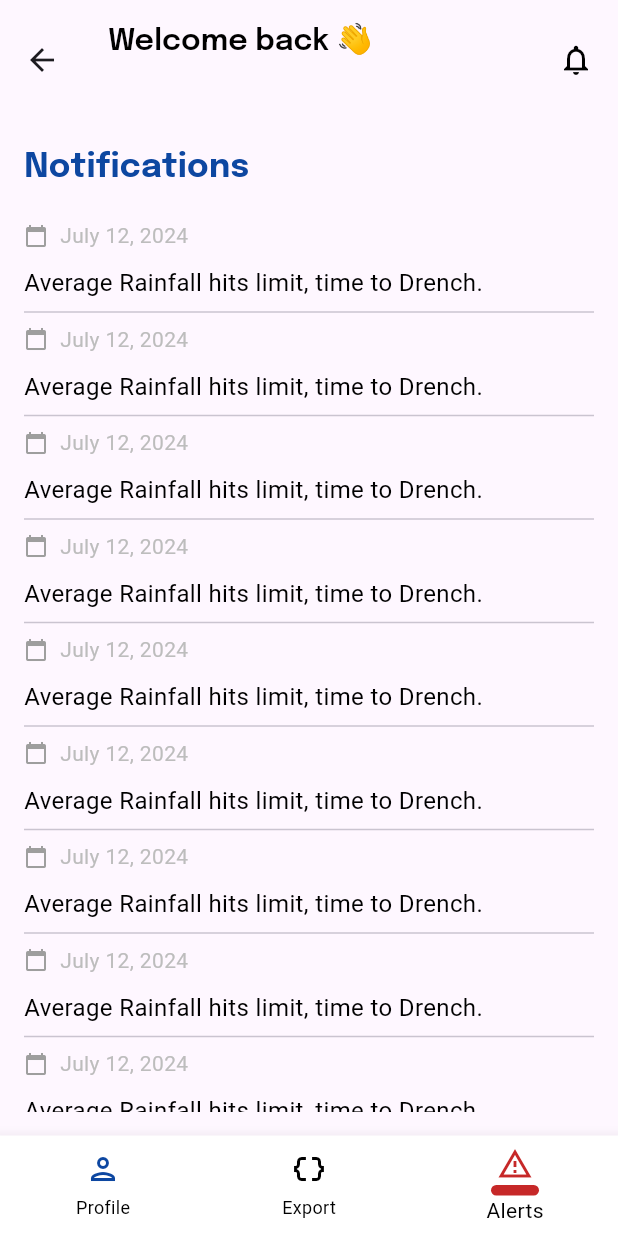
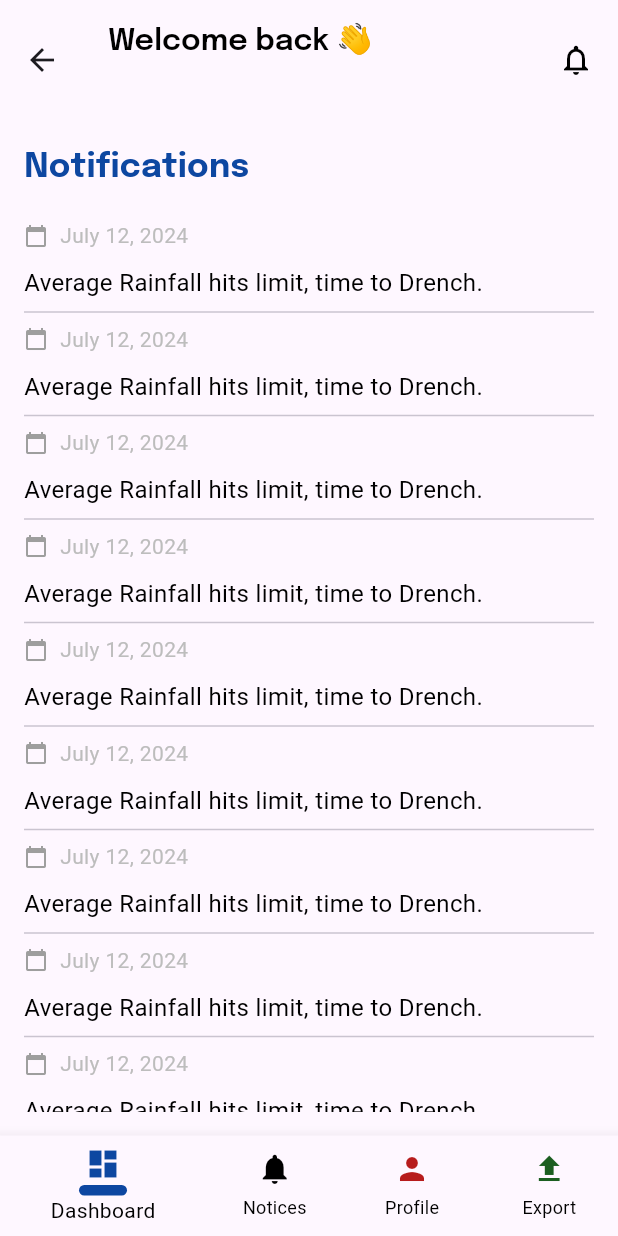
Before and after one commit to mn-nao-ren/drenchmate1017, a Flutter app: the NotificationScreen screen opened by its route, on a phone screen of 412 x 824 dp. Run offline on Flutter 3.47's test engine with Material 3 defaults, Android fonts, the phone set to English and light mode, and no system bars; our stand-ins replace bloc, cloud_firestore, firebase_auth, firebase_core, flutter_local_notifications, google_fonts and 2 more; accounts and stored records are empty.

```diff
--- /dev/null
+++ b/lib/business_logic/state/navbar_state.dart
@@ -0,0 +1,11 @@
+import 'package:flutter/material.dart';
+
+class NavbarState with ChangeNotifier {
+  int _selectedIndex = 0;
+  int get selectedIndex => _selectedIndex;
+
+  void setIndex(int index) {
+    _selectedIndex = index;
+    notifyListeners();
+  }
+}
--- a/lib/presentation/components/bottom_navigation_bar.dart
+++ b/lib/presentation/components/bottom_navigation_bar.dart
@@ -1,22 +1,63 @@
 import 'package:flutter/material.dart';
+import 'package:provider/provider.dart';
+import 'package:drenchmate_2024/business_logic/state/navbar_state.dart';
 
-class MyNavigationBar extends StatefulWidget {
-  final int currentIndex;
-  final Function(int) onItemTapped;
+class MyNavigationBar extends StatelessWidget {
+  @override
+  Widget build(BuildContext context) {
+    return Consumer<NavbarState>(
+      builder: (context, navbarState, child) {
+        return BottomNavigationBar(
+          currentIndex: navbarState.selectedIndex,
+          backgroundColor: Colors.white,
+          selectedItemColor: Colors.black,
+          unselectedItemColor: Colors.black,
+          onTap: (index) {
+            navbarState.setIndex(index);
+            _onItemTapped(context, index);
+          },
+          showUnselectedLabels: true,
+          items: [
+            _buildNavigationBarItem(
+              context: context,
+              index: 0,
+              icon: Icons.dashboard,
+              label: 'Dashboard',
+              color: Colors.blue.shade900,
+              selectedColor: Colors.blue.shade900,
+            ),
+            _buildNavigationBarItem(
+              context: context,
+              index: 1,
+              icon: Icons.notifications,
+              label: 'Notices',
+              color: Colors.black,
+              selectedColor: Colors.black,
+            ),
+            _buildNavigationBarItem(
+              context: context,
+              index: 2,
+              icon: Icons.person,
+              label: 'Profile',
+              color: Colors.red.shade900,
+              selectedColor: Colors.red.shade800,
+            ),
+            _buildNavigationBarItem(
+              context: context,
+              index: 3,
+              icon: Icons.file_upload,
+              label: 'Export',
+              color: Colors.green.shade900,
+              selectedColor: Colors.green.shade800,
+            ),
+          ],
+        );
+      },
+    );
+  }
 
-  const MyNavigationBar({
-    super.key,
-    required this.currentIndex,
-    required this.onItemTapped,
-  });
-
-  @override
-  _MyNavigationBarState createState() => _MyNavigationBarState();
-}
-
-class _MyNavigationBarState extends State<MyNavigationBar> {
-  /* class method */
   BottomNavigationBarItem _buildNavigationBarItem({
+    required BuildContext context,
     required int index,
     required IconData icon,
     required String label,
@@ -30,10 +71,10 @@ class _MyNavigationBarState extends State<MyNavigationBar> {
         children: [
           Icon(
             icon,
-            color: widget.currentIndex == index ? selectedColor : color,
+            color: Provider.of<NavbarState>(context, listen: false).selectedIndex == index ? selectedColor : color,
           ),
           const SizedBox(height: 2),
-          if (widget.currentIndex == index)
+          if (Provider.of<NavbarState>(context, listen: false).selectedIndex == index)
             SizedBox(
               height: 7,
               width: 32,
@@ -49,38 +90,20 @@ class _MyNavigationBarState extends State<MyNavigationBar> {
     );
   }
 
-  @override
-  Widget build(BuildContext context) {
-    return BottomNavigationBar(
-      currentIndex: widget.currentIndex,
-      backgroundColor: Colors.white,
-      selectedItemColor: Colors.black,
-      unselectedItemColor: Colors.black,
-      onTap: widget.onItemTapped,
-      showUnselectedLabels: true,
-      items: [
-        _buildNavigationBarItem(
-          index: 0,
-          icon: Icons.person_outlined,
-          label: 'Profile',
-          color: Colors.blue.shade900,
-          selectedColor: Colors.blue.shade900,
-        ),
-        _buildNavigationBarItem(
-          index: 1,
-          icon: Icons.data_object_outlined,
-          label: 'Export',
-          color: Colors.black,
-          selectedColor: Colors.black,
-        ),
-        _buildNavigationBarItem(
-          index: 2,
-          icon: Icons.warning_amber_outlined,
-          label: 'Alerts',
-          color: Colors.red.shade900,
-          selectedColor: Colors.red.shade800,
-        ),
-      ],
-    );
+  void _onItemTapped(BuildContext context, int index) {
+    switch (index) {
+      case 0:
+        Navigator.pushReplacementNamed(context, 'dashboard_screen');
+        break;
+      case 1:
+        Navigator.pushReplacementNamed(context, 'notification_screen');
+        break;
+      case 2:
+        Navigator.pushReplacementNamed(context, 'create_profile_screen');
+        break;
+      case 3:
+        Navigator.pushReplacementNamed(context, 'generate_report_screen');
+        break;
+    }
   }
 }
--- a/lib/presentation/screens/login_page.dart
+++ b/lib/presentation/screens/login_page.dart
@@ -117,7 +117,7 @@ class _LoginScreenState extends State<LoginScreen> {
                                 },
                               );
                             }
-                                                      Navigator.pushNamed(context, DashboardScreen.id);
+                            Navigator.pushNamed(context, DashboardScreen.id);
                           } catch (e) {
                             // print(e);
                             // Show error message to the user if needed
--- a/lib/presentation/screens/notification_screen.dart
+++ b/lib/presentation/screens/notification_screen.dart
@@ -3,6 +3,7 @@ import 'package:drenchmate_2024/presentation/components/today_date_widget.dart';
 import 'package:flutter/material.dart';
 import 'package:google_fonts/google_fonts.dart';
 import '../components/username.dart';
+import 'dashboard_view.dart';
 
 
 
@@ -34,7 +35,7 @@ class _NotificationScreenState extends State<NotificationScreen> {
             icon: const Icon(Icons.arrow_back),
             onPressed: () {
               // Handle back button press
-              Navigator.pop(context);
+              Navigator.pushNamed(context, DashboardScreen.id);
             },
           ),
           title: Column(
@@ -134,10 +135,7 @@ class _NotificationScreenState extends State<NotificationScreen> {
             ],
           ),
         ),
-        bottomNavigationBar: MyNavigationBar(
-          currentIndex: 2,
-          onItemTapped: (index) => _onItemTapped(context, index),
-        ),
+        bottomNavigationBar: MyNavigationBar(),
       ),
     );
   }
--- a/pubspec.yaml
+++ b/pubspec.yaml
@@ -44,6 +44,7 @@ dependencies:
   shared_preferences: ^2.2.3
   bloc: ^8.0.0
   flutter_local_notifications: ^17.2.1+1
+
 
 
 
```
Also changed, not shown: lib/main.dart (+8 -1 lines), lib/presentation/screens/dashboard_view.dart (+3 -6 lines).
